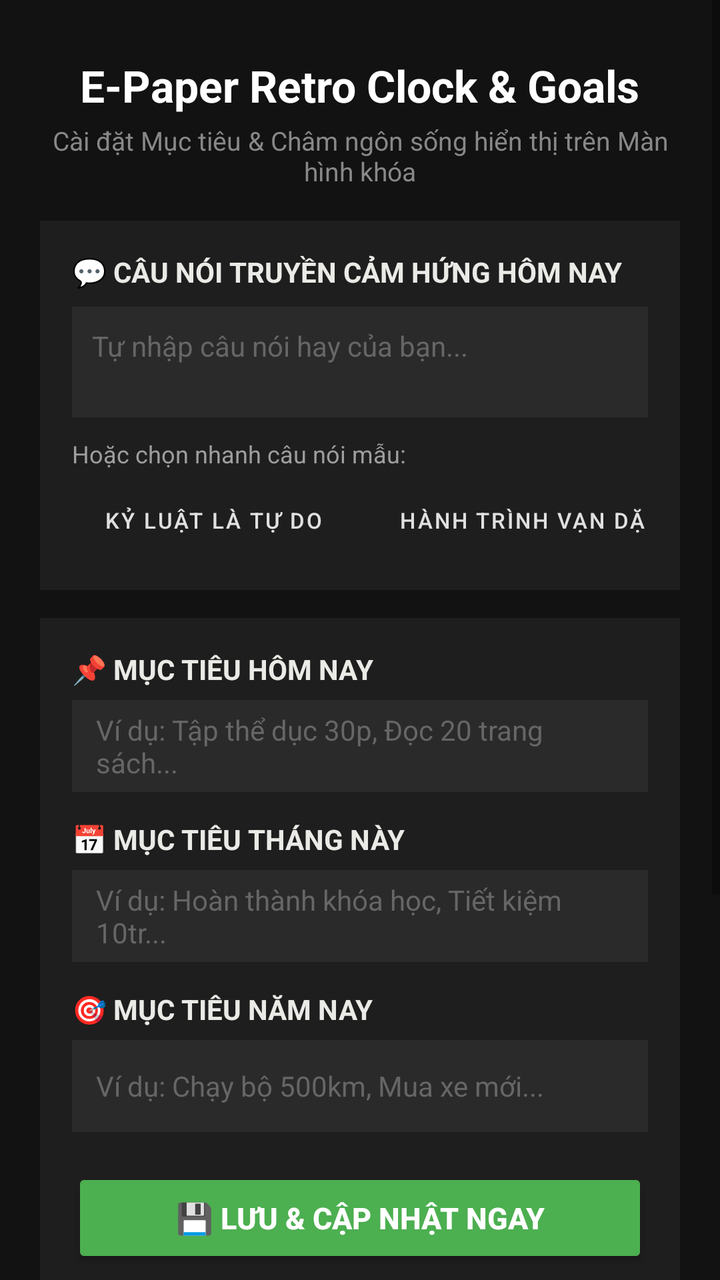
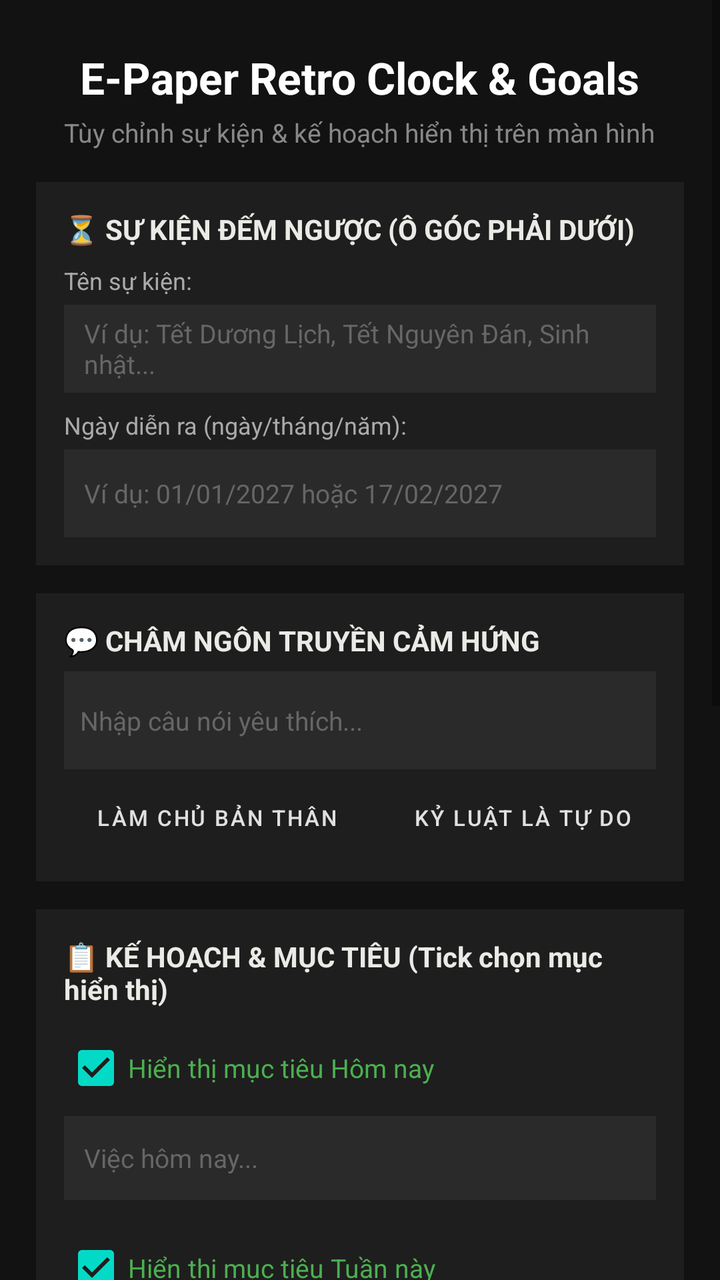

Screens rendered from an Android XML layout before and after an edit, with the pre-edit source and the edit as a unified diff.
<!-- AndroidManifest.xml: activity theme Theme.EpaperClock -->
<!-- res/layout/activity_main.xml -->
<?xml version="1.0" encoding="utf-8"?>
<ScrollView xmlns:android="http://schemas.android.com/apk/res/android"
    android:layout_width="match_parent"
    android:layout_height="match_parent"
    android:background="#121212"
    android:fillViewport="true">

    <LinearLayout
        android:layout_width="match_parent"
        android:layout_height="wrap_content"
        android:gravity="center_horizontal"
        android:orientation="vertical"
        android:padding="20dp">

        <TextView
            android:layout_width="wrap_content"
            android:layout_height="wrap_content"
            android:layout_marginTop="8dp"
            android:text="E-Paper Retro Clock &amp; Goals"
            android:textColor="#FFFFFF"
            android:textSize="22sp"
            android:textStyle="bold" />

        <TextView
            android:layout_width="wrap_content"
            android:layout_height="wrap_content"
            android:layout_marginTop="4dp"
            android:gravity="center"
            android:text="Cài đặt Mục tiêu &amp; Châm ngôn sống hiển thị trên Màn hình khóa"
            android:textColor="#888888"
            android:textSize="13sp" />

        
        <LinearLayout
            android:layout_width="match_parent"
            android:layout_height="wrap_content"
            android:layout_marginTop="16dp"
            android:background="#1E1E1E"
            android:orientation="vertical"
            android:padding="16dp">

            <TextView
                android:layout_width="wrap_content"
                android:layout_height="wrap_content"
                android:text="💬 CÂU NÓI TRUYỀN CẢM HỨNG HÔM NAY"
                android:textColor="#EAEAE6"
                android:textSize="14sp"
                android:textStyle="bold" />

            <EditText
                android:id="@+id/edtQuote"
                android:layout_width="match_parent"
                android:layout_height="wrap_content"
                android:layout_marginTop="8dp"
                android:background="#2A2A2A"
                android:gravity="top|start"
                android:hint="Tự nhập câu nói hay của bạn..."
                android:minLines="2"
                android:padding="10dp"
                android:textColor="#FFFFFF"
                android:textColorHint="#666666"
                android:textSize="14sp" />

            <TextView
                android:layout_width="wrap_content"
                android:layout_height="wrap_content"
                android:layout_marginTop="10dp"
                android:text="Hoặc chọn nhanh câu nói mẫu:"
                android:textColor="#9E9E9E"
                android:textSize="12sp" />

            
            <HorizontalScrollView
                android:layout_width="match_parent"
                android:layout_height="wrap_content"
                android:layout_marginTop="6dp"
                android:scrollbars="none">

                <LinearLayout
                    android:layout_width="wrap_content"
                    android:layout_height="wrap_content"
                    android:orientation="horizontal">

                    <Button
                        android:id="@+id/btnQuote1"
                        style="@style/Widget.MaterialComponents.Button.OutlinedButton"
                        android:layout_width="wrap_content"
                        android:layout_height="38dp"
                        android:layout_marginEnd="6dp"
                        android:text="Kỷ luật là tự do"
                        android:textColor="#E0E0E0"
                        android:textSize="11sp" />

                    <Button
                        android:id="@+id/btnQuote2"
                        style="@style/Widget.MaterialComponents.Button.OutlinedButton"
                        android:layout_width="wrap_content"
                        android:layout_height="38dp"
                        android:layout_marginEnd="6dp"
                        android:text="Hành trình vạn dặm..."
                        android:textColor="#E0E0E0"
                        android:textSize="11sp" />

                    <Button
                        android:id="@+id/btnQuote3"
                        style="@style/Widget.MaterialComponents.Button.OutlinedButton"
                        android:layout_width="wrap_content"
                        android:layout_height="38dp"
                        android:layout_marginEnd="6dp"
                        android:text="Tốt hơn hôm qua 1%"
                        android:textColor="#E0E0E0"
                        android:textSize="11sp" />

                    <Button
                        android:id="@+id/btnQuote4"
                        style="@style/Widget.MaterialComponents.Button.OutlinedButton"
                        android:layout_width="wrap_content"
                        android:layout_height="38dp"
                        android:text="Tập trung vào hiện tại"
                        android:textColor="#E0E0E0"
                        android:textSize="11sp" />

                </LinearLayout>
            </HorizontalScrollView>

        </LinearLayout>

        
        <LinearLayout
            android:layout_width="match_parent"
            android:layout_height="wrap_content"
            android:layout_marginTop="14dp"
            android:background="#1E1E1E"
            android:orientation="vertical"
            android:padding="16dp">

            <TextView
                android:layout_width="wrap_content"
                android:layout_height="wrap_content"
                android:text="📌 MỤC TIÊU HÔM NAY"
                android:textColor="#EAEAE6"
                android:textSize="14sp"
                android:textStyle="bold" />

            <EditText
                android:id="@+id/edtTodayGoal"
                android:layout_width="match_parent"
                android:layout_height="46dp"
                android:layout_marginTop="6dp"
                android:background="#2A2A2A"
                android:hint="Ví dụ: Tập thể dục 30p, Đọc 20 trang sách..."
                android:paddingHorizontal="12dp"
                android:textColor="#FFFFFF"
                android:textColorHint="#666666"
                android:textSize="14sp" />

            <TextView
                android:layout_width="wrap_content"
                android:layout_height="wrap_content"
                android:layout_marginTop="14dp"
                android:text="📅 MỤC TIÊU THÁNG NÀY"
                android:textColor="#EAEAE6"
                android:textSize="14sp"
                android:textStyle="bold" />

            <EditText
                android:id="@+id/edtMonthGoal"
                android:layout_width="match_parent"
                android:layout_height="46dp"
                android:layout_marginTop="6dp"
                android:background="#2A2A2A"
                android:hint="Ví dụ: Hoàn thành khóa học, Tiết kiệm 10tr..."
                android:paddingHorizontal="12dp"
                android:textColor="#FFFFFF"
                android:textColorHint="#666666"
                android:textSize="14sp" />

            <TextView
                android:layout_width="wrap_content"
                android:layout_height="wrap_content"
                android:layout_marginTop="14dp"
                android:text="🎯 MỤC TIÊU NĂM NAY"
                android:textColor="#EAEAE6"
                android:textSize="14sp"
                android:textStyle="bold" />

            <EditText
                android:id="@+id/edtYearGoal"
                android:layout_width="match_parent"
                android:layout_height="46dp"
                android:layout_marginTop="6dp"
                android:background="#2A2A2A"
                android:hint="Ví dụ: Chạy bộ 500km, Mua xe mới..."
                android:paddingHorizontal="12dp"
                android:textColor="#FFFFFF"
                android:textColorHint="#666666"
                android:textSize="14sp" />

            <Button
                android:id="@+id/btnSaveGoals"
                android:layout_width="match_parent"
                android:layout_height="50dp"
                android:layout_marginTop="18dp"
                android:backgroundTint="#4CAF50"
                android:text="💾 Lưu &amp; Cập nhật Ngay"
                android:textColor="#FFFFFF"
                android:textSize="15sp"
                android:textStyle="bold" />

        </LinearLayout>

        
        <TextView
            android:layout_width="match_parent"
            android:layout_height="wrap_content"
            android:layout_marginTop="20dp"
            android:background="#263238"
            android:padding="12dp"
            android:text="💡 Mẹo cho máy Samsung: Khi bấm nút bên dưới, màn hình xem trước của Samsung sẽ hiện 2 tùy chọn:\n• 'Màn hình khóa'\n• 'Màn hình chính và màn hình khóa'\nBạn hãy chọn 'Màn hình khóa' để chỉ áp dụng cho màn hình khóa nhé!"
            android:textColor="#80CBC4"
            android:textSize="13sp" />

        <Button
            android:id="@+id/btnSetWallpaper"
            android:layout_width="match_parent"
            android:layout_height="54dp"
            android:layout_marginTop="14dp"
            android:layout_marginBottom="24dp"
            android:backgroundTint="#FFFFFF"
            android:text="⚙️ Cài làm Hình nền Màn hình khóa"
            android:textColor="#000000"
            android:textSize="15sp"
            android:textStyle="bold" />

    </LinearLayout>
</ScrollView>
<!-- resources referenced by this layout -->
<resources>
  <style name="Theme.EpaperClock" parent="Theme.MaterialComponents.DayNight.NoActionBar">
          <item name="colorPrimary">@color/primary</item>
          <item name="android:statusBarColor">@color/black</item>
          <item name="android:navigationBarColor">@color/black</item>
      </style>
  <color name="primary">#FF2A2A2A</color>
  <color name="black">#FF000000</color>
</resources>

<!-- the commit's change to res/layout/activity_main.xml (unified diff, before → after) -->
@@ -10,12 +10,12 @@
         android:layout_height="wrap_content"
         android:gravity="center_horizontal"
         android:orientation="vertical"
-        android:padding="20dp">
+        android:padding="18dp">
 
         <TextView
             android:layout_width="wrap_content"
             android:layout_height="wrap_content"
-            android:layout_marginTop="8dp"
+            android:layout_marginTop="6dp"
             android:text="E-Paper Retro Clock &amp; Goals"
             android:textColor="#FFFFFF"
             android:textSize="22sp"
@@ -26,7 +26,7 @@
             android:layout_height="wrap_content"
             android:layout_marginTop="4dp"
             android:gravity="center"
-            android:text="Cài đặt Mục tiêu &amp; Châm ngôn sống hiển thị trên Màn hình khóa"
+            android:text="Tùy chỉnh sự kiện &amp; kế hoạch hiển thị trên màn hình"
             android:textColor="#888888"
             android:textSize="13sp" />
 
@@ -37,37 +37,87 @@
             android:layout_marginTop="16dp"
             android:background="#1E1E1E"
             android:orientation="vertical"
-            android:padding="16dp">
-
-            <TextView
-                android:layout_width="wrap_content"
-                android:layout_height="wrap_content"
-                android:text="💬 CÂU NÓI TRUYỀN CẢM HỨNG HÔM NAY"
+            android:padding="14dp">
+
+            <TextView
+                android:layout_width="wrap_content"
+                android:layout_height="wrap_content"
+                android:text="⏳ SỰ KIỆN ĐẾM NGƯỢC (Ô GÓC PHẢI DƯỚI)"
                 android:textColor="#EAEAE6"
                 android:textSize="14sp"
                 android:textStyle="bold" />
 
+            <TextView
+                android:layout_width="wrap_content"
+                android:layout_height="wrap_content"
+                android:layout_marginTop="8dp"
+                android:text="Tên sự kiện:"
+                android:textColor="#AAAAAA"
+                android:textSize="12sp" />
+
+            <EditText
+                android:id="@+id/edtEventTitle"
+                android:layout_width="match_parent"
+                android:layout_height="44dp"
+                android:layout_marginTop="4dp"
+                android:background="#2A2A2A"
+                android:hint="Ví dụ: Tết Dương Lịch, Tết Nguyên Đán, Sinh nhật..."
+                android:paddingHorizontal="10dp"
+                android:textColor="#FFFFFF"
+                android:textColorHint="#666666"
+                android:textSize="13sp" />
+
+            <TextView
+                android:layout_width="wrap_content"
+                android:layout_height="wrap_content"
+                android:layout_marginTop="8dp"
+                android:text="Ngày diễn ra (ngày/tháng/năm):"
+                android:textColor="#AAAAAA"
+                android:textSize="12sp" />
+
+            <EditText
+                android:id="@+id/edtEventDate"
+                android:layout_width="match_parent"
+                android:layout_height="44dp"
+                android:layout_marginTop="4dp"
+                android:background="#2A2A2A"
+                android:hint="Ví dụ: 01/01/2027 hoặc 17/02/2027"
+                android:paddingHorizontal="10dp"
+                android:textColor="#FFFFFF"
+                android:textColorHint="#666666"
+                android:textSize="13sp" />
+
+        </LinearLayout>
+
+        
+        <LinearLayout
+            android:layout_width="match_parent"
+            android:layout_height="wrap_content"
+            android:layout_marginTop="14dp"
+            android:background="#1E1E1E"
+            android:orientation="vertical"
+            android:padding="14dp">
+
+            <TextView
+                android:layout_width="wrap_content"
+                android:layout_height="wrap_content"
+                android:text="💬 CHÂM NGÔN TRUYỀN CẢM HỨNG"
+                android:textColor="#EAEAE6"
+                android:textSize="14sp"
+                android:textStyle="bold" />
+
             <EditText
                 android:id="@+id/edtQuote"
                 android:layout_width="match_parent"
                 android:layout_height="wrap_content"
-                android:layout_marginTop="8dp"
-                android:background="#2A2A2A"
-                android:gravity="top|start"
-                android:hint="Tự nhập câu nói hay của bạn..."
+                android:layout_marginTop="6dp"
+                android:background="#2A2A2A"
+                android:hint="Nhập câu nói yêu thích..."
                 android:minLines="2"
-                android:padding="10dp"
-                android:textColor="#FFFFFF"
-                android:textColorHint="#666666"
-                android:textSize="14sp" />
-
-            <TextView
-                android:layout_width="wrap_content"
-                android:layout_height="wrap_content"
-                android:layout_marginTop="10dp"
-                android:text="Hoặc chọn nhanh câu nói mẫu:"
-                android:textColor="#9E9E9E"
-                android:textSize="12sp" />
+                android:padding="8dp"
+                android:textColor="#FFFFFF"
+                android:textColorHint="#666666"
+                android:textSize="13sp" />
 
             
             <HorizontalScrollView
@@ -85,29 +135,29 @@
                         android:id="@+id/btnQuote1"
                         style="@style/Widget.MaterialComponents.Button.OutlinedButton"
                         android:layout_width="wrap_content"
-                        android:layout_height="38dp"
+                        android:layout_height="36dp"
+                        android:layout_marginEnd="6dp"
+                        android:text="Làm Chủ Bản Thân"
+                        android:textColor="#E0E0E0"
+                        android:textSize="11sp" />
+
+                    <Button
+                        android:id="@+id/btnQuote2"
+                        style="@style/Widget.MaterialComponents.Button.OutlinedButton"
+                        android:layout_width="wrap_content"
+                        android:layout_height="36dp"
                         android:layout_marginEnd="6dp"
                         android:text="Kỷ luật là tự do"
                         android:textColor="#E0E0E0"
                         android:textSize="11sp" />
 
                     <Button
-                        android:id="@+id/btnQuote2"
-                        style="@style/Widget.MaterialComponents.Button.OutlinedButton"
-                        android:layout_width="wrap_content"
-                        android:layout_height="38dp"
-                        android:layout_marginEnd="6dp"
-                        android:text="Hành trình vạn dặm..."
-                        android:textColor="#E0E0E0"
-                        android:textSize="11sp" />
-
-                    <Button
                         android:id="@+id/btnQuote3"
                         style="@style/Widget.MaterialComponents.Button.OutlinedButton"
                         android:layout_width="wrap_content"
-                        android:layout_height="38dp"
+                        android:layout_height="36dp"
                         android:layout_marginEnd="6dp"
-                        android:text="Tốt hơn hôm qua 1%"
+                        android:text="Vạn dặm khởi từ một bước"
                         android:textColor="#E0E0E0"
                         android:textSize="11sp" />
 
@@ -115,8 +165,8 @@
                         android:id="@+id/btnQuote4"
                         style="@style/Widget.MaterialComponents.Button.OutlinedButton"
                         android:layout_width="wrap_content"
-                        android:layout_height="38dp"
-                        android:text="Tập trung vào hiện tại"
+                        android:layout_height="36dp"
+                        android:text="Tốt hơn hôm qua 1%"
                         android:textColor="#E0E0E0"
                         android:textSize="11sp" />
 
@@ -132,75 +182,109 @@
             android:layout_marginTop="14dp"
             android:background="#1E1E1E"
             android:orientation="vertical"
-            android:padding="16dp">
-
-            <TextView
-                android:layout_width="wrap_content"
-                android:layout_height="wrap_content"
-                android:text="📌 MỤC TIÊU HÔM NAY"
+            android:padding="14dp">
+
+            <TextView
+                android:layout_width="wrap_content"
+                android:layout_height="wrap_content"
+                android:text="📋 KẾ HOẠCH &amp; MỤC TIÊU (Tick chọn mục hiển thị)"
                 android:textColor="#EAEAE6"
                 android:textSize="14sp"
                 android:textStyle="bold" />
 
+            
+            <CheckBox
+                android:id="@+id/cbShowToday"
+                android:layout_width="wrap_content"
+                android:layout_height="wrap_content"
+                android:layout_marginTop="6dp"
+                android:checked="true"
+                android:text="Hiển thị mục tiêu Hôm nay"
+                android:textColor="#4CAF50"
+                android:textSize="13sp" />
+
             <EditText
                 android:id="@+id/edtTodayGoal"
                 android:layout_width="match_parent"
-                android:layout_height="46dp"
-                android:layout_marginTop="6dp"
-                android:background="#2A2A2A"
-                android:hint="Ví dụ: Tập thể dục 30p, Đọc 20 trang sách..."
-                android:paddingHorizontal="12dp"
-                android:textColor="#FFFFFF"
-                android:textColorHint="#666666"
-                android:textSize="14sp" />
-
-            <TextView
-                android:layout_width="wrap_content"
-                android:layout_height="wrap_content"
-                android:layout_marginTop="14dp"
-                android:text="📅 MỤC TIÊU THÁNG NÀY"
-                android:textColor="#EAEAE6"
-                android:textSize="14sp"
-                android:textStyle="bold" />
+                android:layout_height="42dp"
+                android:background="#2A2A2A"
+                android:hint="Việc hôm nay..."
+                android:paddingHorizontal="10dp"
+                android:textColor="#FFFFFF"
+                android:textColorHint="#666666"
+                android:textSize="13sp" />
+
+            
+            <CheckBox
+                android:id="@+id/cbShowWeek"
+                android:layout_width="wrap_content"
+                android:layout_height="wrap_content"
+                android:layout_marginTop="10dp"
+                android:checked="true"
+                android:text="Hiển thị mục tiêu Tuần này"
+                android:textColor="#4CAF50"
+                android:textSize="13sp" />
+
+            <EditText
+                android:id="@+id/edtWeekGoal"
+                android:layout_width="match_parent"
+                android:layout_height="42dp"
+                android:background="#2A2A2A"
+                android:hint="Kế hoạch tuần này..."
+                android:paddingHorizontal="10dp"
+                android:textColor="#FFFFFF"
+                android:textColorHint="#666666"
+                android:textSize="13sp" />
+
+            
+            <CheckBox
+                android:id="@+id/cbShowMonth"
+                android:layout_width="wrap_content"
+                android:layout_height="wrap_content"
+                android:layout_marginTop="10dp"
+                android:checked="true"
+                android:text="Hiển thị mục tiêu Tháng này"
+                android:textColor="#4CAF50"
+                android:textSize="13sp" />
 
             <EditText
                 android:id="@+id/edtMonthGoal"
                 android:layout_width="match_parent"
-                android:layout_height="46dp"
-                android:layout_marginTop="6dp"
-                android:background="#2A2A2A"
-                android:hint="Ví dụ: Hoàn thành khóa học, Tiết kiệm 10tr..."
-                android:paddingHorizontal="12dp"
-                android:textColor="#FFFFFF"
-                android:textColorHint="#666666"
-                android:textSize="14sp" />
-
-            <TextView
-                android:layout_width="wrap_content"
-                android:layout_height="wrap_content"
-                android:layout_marginTop="14dp"
-                android:text="🎯 MỤC TIÊU NĂM NAY"
-                android:textColor="#EAEAE6"
-                android:textSize="14sp"
-                android:textStyle="bold" />
+                android:layout_height="42dp"
+                android:background="#2A2A2A"
+                android:hint="Mục tiêu tháng này..."
+                android:paddingHorizontal="10dp"
+                android:textColor="#FFFFFF"
+                android:textColorHint="#666666"
+                android:textSize="13sp" />
+
+            
+            <CheckBox
+                android:id="@+id/cbShowYear"
+                android:layout_width="wrap_content"
+                android:layout_height="wrap_content"
+                android:layout_marginTop="10dp"
+                android:checked="true"
+                android:text="Hiển thị mục tiêu Năm nay"
+                android:textColor="#4CAF50"
+                android:textSize="13sp" />
 
             <EditText
                 android:id="@+id/edtYearGoal"
                 android:layout_width="match_parent"
-                android:layout_height="46dp"
-                android:layout_marginTop="6dp"
-                android:background="#2A2A2A"
-                android:hint="Ví dụ: Chạy bộ 500km, Mua xe mới..."
-                android:paddingHorizontal="12dp"
-                android:textColor="#FFFFFF"
-                android:textColorHint="#666666"
-                android:textSize="14sp" />
+                android:layout_height="42dp"
+                android:background="#2A2A2A"
+                android:hint="Mục tiêu năm nay..."
+                android:paddingHorizontal="10dp"
+                android:textColor="#FFFFFF"
+                android:textColorHint="#666666"
+                android:textSize="13sp" />
 
             <Button
                 android:id="@+id/btnSaveGoals"
                 android:layout_width="match_parent"
-                android:layout_height="50dp"
-                android:layout_marginTop="18dp"
+                android:layout_height="48dp"
+                android:layout_marginTop="16dp"
                 android:backgroundTint="#4CAF50"
                 android:text="💾 Lưu &amp; Cập nhật Ngay"
                 android:textColor="#FFFFFF"
@@ -213,18 +297,18 @@
         <TextView
             android:layout_width="match_parent"
             android:layout_height="wrap_content"
-            android:layout_marginTop="20dp"
+            android:layout_marginTop="14dp"
             android:background="#263238"
-            android:padding="12dp"
-            android:text="💡 Mẹo cho máy Samsung: Khi bấm nút bên dưới, màn hình xem trước của Samsung sẽ hiện 2 tùy chọn:\n• 'Màn hình khóa'\n• 'Màn hình chính và màn hình khóa'\nBạn hãy chọn 'Màn hình khóa' để chỉ áp dụng cho màn hình khóa nhé!"
+            android:padding="10dp"
+            android:text="💡 Mẹo: Khi bấm nút bên dưới, màn hình Samsung hiện lên thì chọn 'Màn hình khóa' để chỉ áp dụng cho màn hình khóa nhé!"
             android:textColor="#80CBC4"
-            android:textSize="13sp" />
+            android:textSize="12sp" />
 
         <Button
             android:id="@+id/btnSetWallpaper"
             android:layout_width="match_parent"
-            android:layout_height="54dp"
-            android:layout_marginTop="14dp"
+            android:layout_height="52dp"
+            android:layout_marginTop="10dp"
             android:layout_marginBottom="24dp"
             android:backgroundTint="#FFFFFF"
             android:text="⚙️ Cài làm Hình nền Màn hình khóa"
